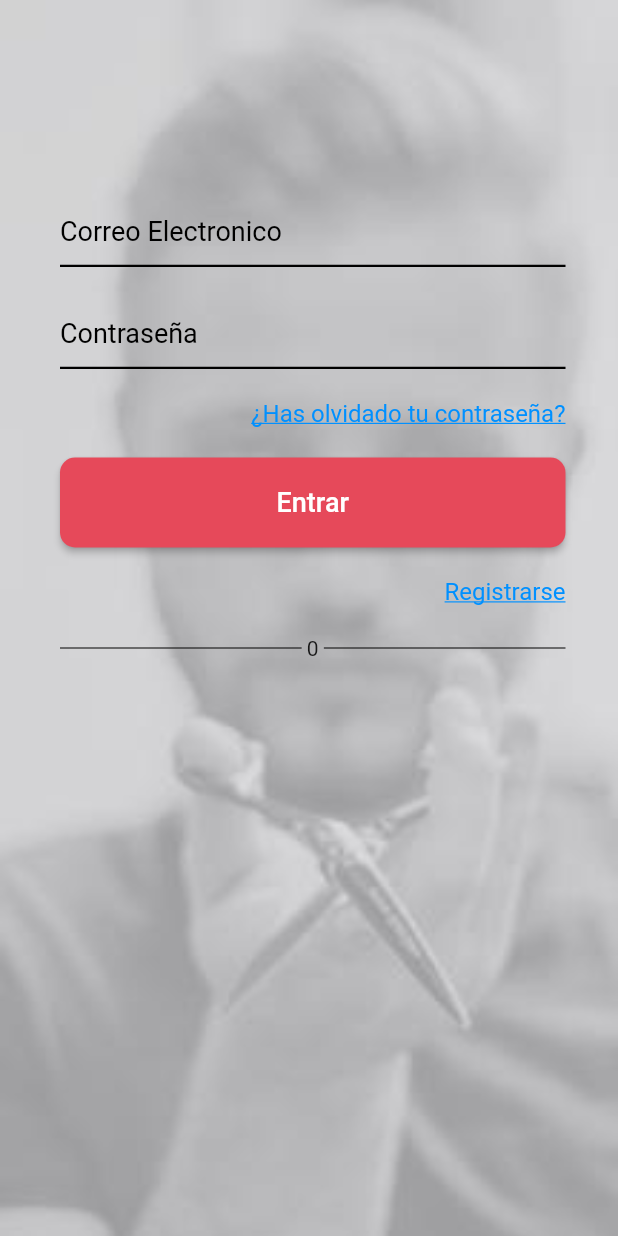
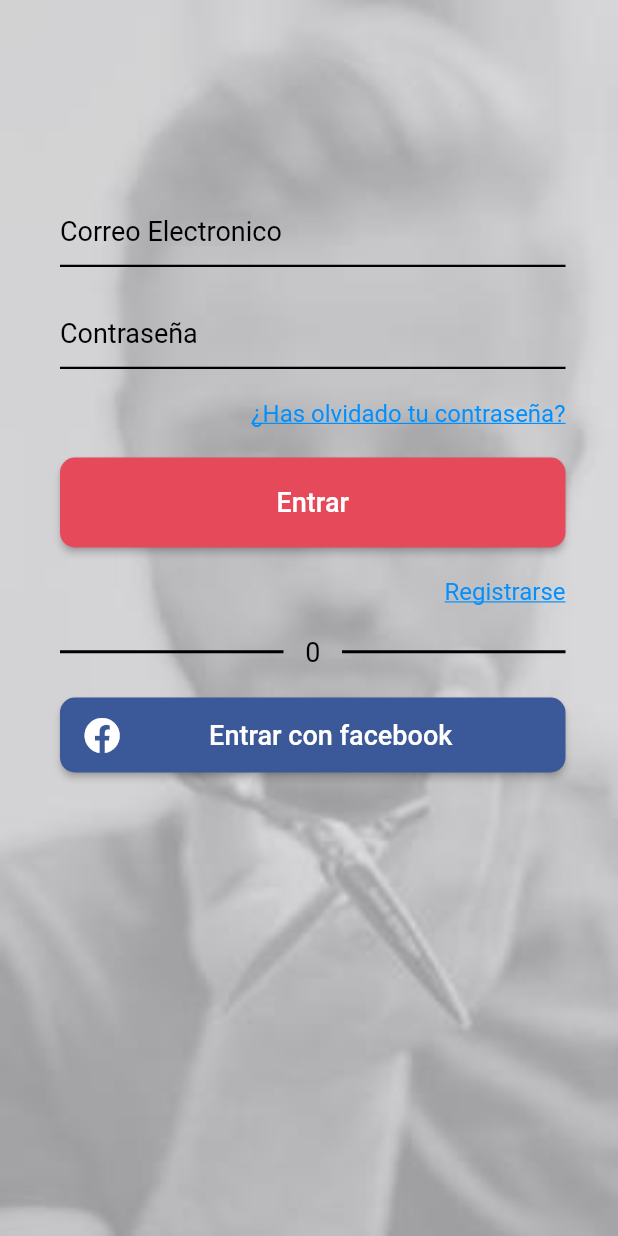
Before and after one commit to Canarygo1/cutHair, a Flutter app: the screen it shows after launch, on a phone screen of 412 x 824 dp. Run offline on Flutter 3.47's test engine with Material 2 defaults, Android fonts, the phone set to English and light mode, and no system bars; our stand-ins replace font_awesome_flutter.

Commit message:
login prueba

```diff
--- a/lib/login.dart
+++ b/lib/login.dart
@@ -1,5 +1,6 @@
 import 'package:flutter/material.dart';
 import 'package:flutter/widgets.dart';
+import 'package:font_awesome_flutter/font_awesome_flutter.dart';
 
 class login extends StatelessWidget {
 
@@ -121,20 +122,63 @@ class login extends StatelessWidget {
         children: [
           Expanded(
               child: Divider(
-                  height: 5.0,
-                  color: Colors.black,
+                thickness: 2.0,
+                endIndent: 10.0,
+                color: Colors.black,
                 ),
           ),
           Text(
-              ' 0 '
+              ' 0 ',
+            style: TextStyle(
+              fontSize: 18.0,
+              color: Colors.black,
+            ),
           ),
           Expanded(
               child: Divider(
-                height: 5.0,
+                indent: 10.0,
+                thickness: 2.0,
                 color: Colors.black,
               ),
           ),
         ],
+      ),
+    );
+  }
+
+  Widget facebookButton(){
+    return Container(
+      padding: const EdgeInsets.fromLTRB(40.0, 0.0, 35.0, 20.0),
+      child: ButtonTheme(
+        child: RaisedButton(
+          child: Row(
+            mainAxisAlignment: MainAxisAlignment.center,
+            children: [
+              Icon(
+                FontAwesomeIcons.facebook,
+                color: Colors.white,
+              ),
+              Expanded(
+                child: Text(
+                  'Entrar con facebook',
+                  textAlign: TextAlign.center,
+                  style: TextStyle(
+                    color: Colors.white,
+                    fontSize: 18.0,
+                  ),
+                ),
+              )
+            ],
+          ),
+          onPressed: (){
+
+          },
+          shape: RoundedRectangleBorder(
+            borderRadius: new BorderRadius.circular(10.0),
+          ),
+        ),
+        height: 50.0,
+        buttonColor: Color.fromRGBO(59, 89, 152, 1),
       ),
     );
   }
@@ -157,7 +201,7 @@ class login extends StatelessWidget {
             buttonLoginIn(),
             TextRegister(),
             lineDivisor(),
-
+            facebookButton(),
           ],
         ),
       ),
--- a/pubspec.yaml
+++ b/pubspec.yaml
@@ -10,7 +10,7 @@ environment:
 dependencies:
   flutter:
     sdk: flutter
-
+  font_awesome_flutter: ^8.5.0
 
   cupertino_icons: ^0.1.2
 
```
Also changed, not shown: pubspec.lock.
